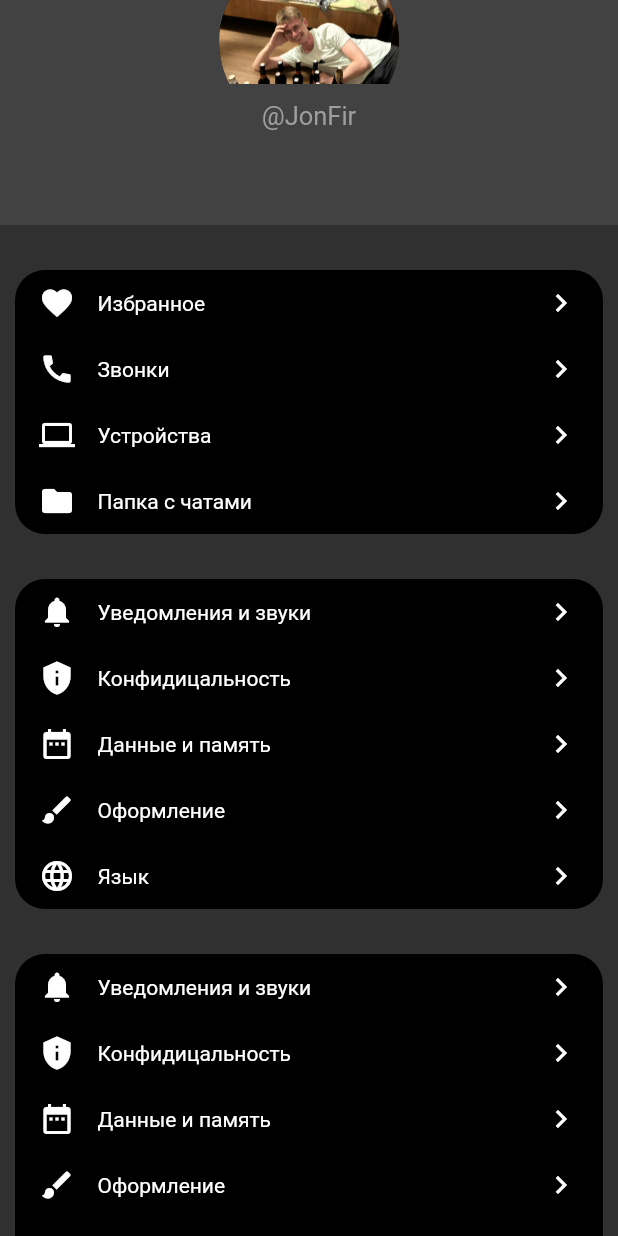
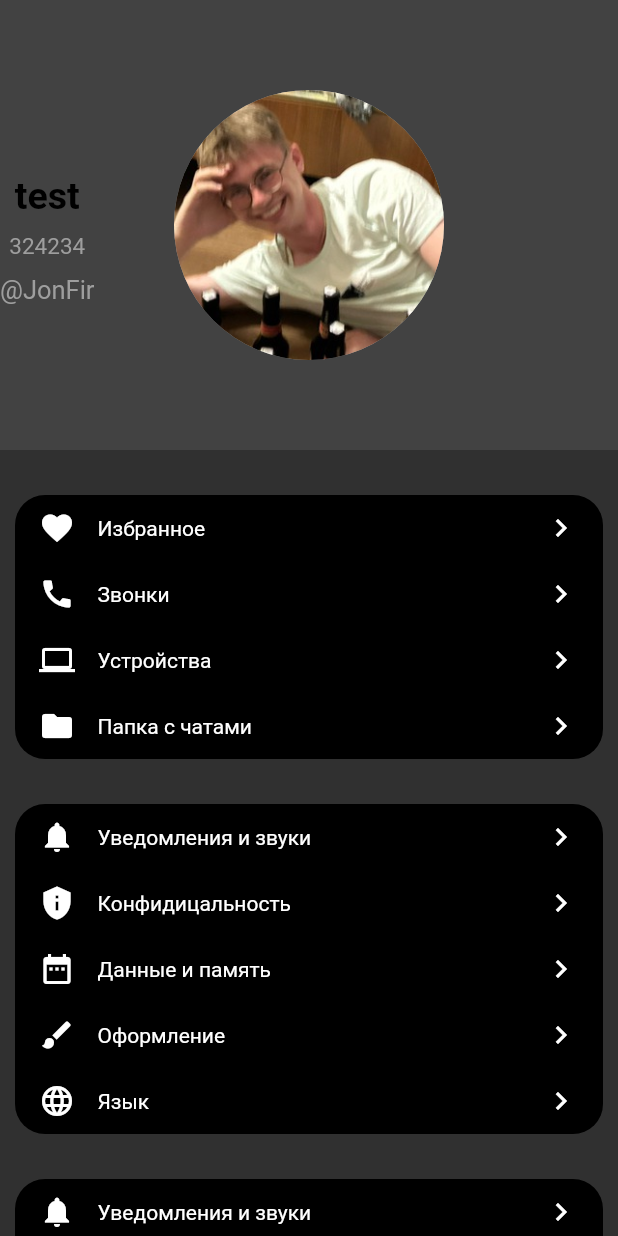
Before and after one commit to egerin11/my_first_app, a Flutter app: the screen it shows after launch, on a phone screen of 412 x 824 dp. Run offline on Flutter 3.47's test engine with Material 2 defaults, Android fonts, the phone set to English and light mode, and no system bars.

```diff
--- a/lib/ui/screens/user_profile.dart
+++ b/lib/ui/screens/user_profile.dart
@@ -11,18 +11,29 @@ class SettingsScreen extends StatelessWidget {
       body: CustomScrollView(
         slivers: [
           const SliverAppBar(
-            expandedHeight: 150,
+            expandedHeight: 300,
             floating: true,
-            pinned: true,
+            pinned: false,
             centerTitle: true,
-            title: _AvatarWidget(),
-            flexibleSpace: Column(
+            flexibleSpace: Stack(
               children: [
-                _UserNameWidget(),
-                SizedBox(height: 10),
-                _UserPhoneWidget(),
-                SizedBox(height: 10),
-                _UserNickNameWidget(),
+                Positioned.fill(
+                  top: 60,
+                  bottom: 60,
+                  child: _AvatarWidget(),
+                ),
+                Column(
+                  mainAxisAlignment: MainAxisAlignment.center,
+                  crossAxisAlignment: CrossAxisAlignment.center,
+                  children: [
+                    SizedBox(height: 20),
+                    _UserNameWidget(),
+                    SizedBox(height: 10),
+                    _UserPhoneWidget(),
+                    SizedBox(height: 10),
+                    _UserNickNameWidget(),
+                  ],
+                ),
               ],
             ),
           ),
@@ -191,7 +202,7 @@ class _AvatarWidget extends StatelessWidget {
   @override
   Widget build(BuildContext context) => const CircleAvatar(
         radius: 60,
-        foregroundColor: Colors.white,
+        foregroundColor: Color.fromARGB(255, 199, 4, 4),
         backgroundImage: AssetImage("asset_image/learn_app.jpg"),
       );
 }
```
